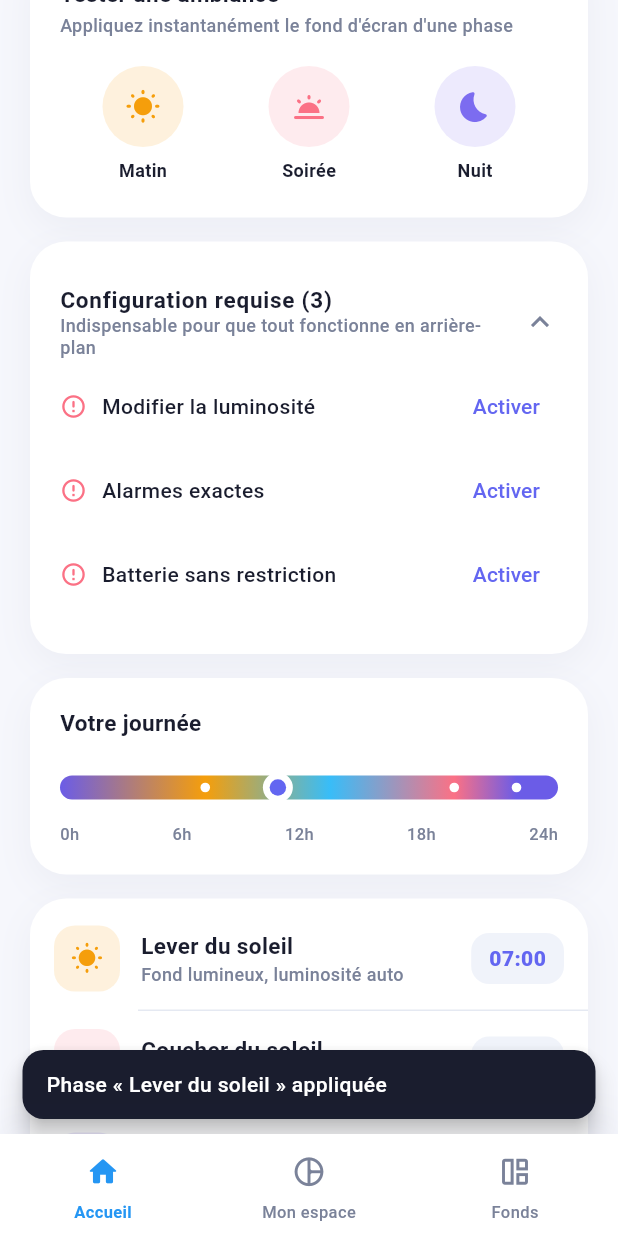
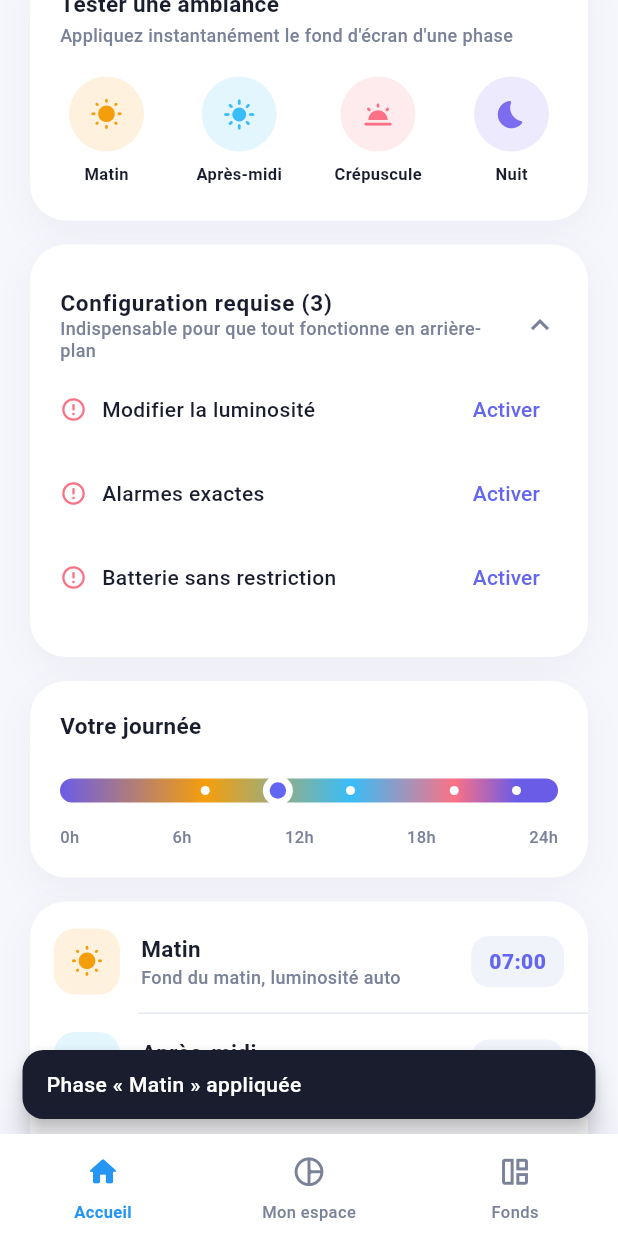
Before and after one commit to DragoneI/Healthy-Screen, a Flutter app: the screen it shows after launch, scrolled down 576 dp, after a tap on "Matin", on a phone screen of 412 x 824 dp. Run offline on Flutter 3.47's test engine with Material 3 defaults, Android fonts, the phone set to English and light mode, and no system bars; our stand-ins replace flutter_svg, image_picker, permission_handler, shared_preferences, video_player.

Commit message:
Mise a jour du travail

```diff
--- a/lib/domain/schedule_config.dart
+++ b/lib/domain/schedule_config.dart
@@ -1,7 +1,8 @@
-
 class ScheduleConfig {
   final int sunriseHour;
   final int sunriseMinute;
+  final int afternoonHour;
+  final int afternoonMinute;
   final int sunsetHour;
   final int sunsetMinute;
   final int nightHour;
@@ -11,6 +12,8 @@ class ScheduleConfig {
   ScheduleConfig({
     required this.sunriseHour,
     required this.sunriseMinute,
+    this.afternoonHour = 14,
+    this.afternoonMinute = 0,
     required this.sunsetHour,
     required this.sunsetMinute,
     required this.nightHour,
@@ -22,6 +25,8 @@ class ScheduleConfig {
     return {
       'sunriseHour': sunriseHour,
       'sunriseMinute': sunriseMinute,
+      'afternoonHour': afternoonHour,
+      'afternoonMinute': afternoonMinute,
       'sunsetHour': sunsetHour,
       'sunsetMinute': sunsetMinute,
       'nightHour': nightHour,
--- a/lib/presentation/home_page.dart
+++ b/lib/presentation/home_page.dart
@@ -1,3 +1,11 @@
+import 'dart:async';
+import 'dart:math' as math;
+
+import 'package:flutter/material.dart';
+import 'package:flutter/services.dart';
+import 'package:flutter_svg/flutter_svg.dart';
+import 'package:permission_handler/permission_handler.dart';
+import 'package:shared_preferences/shared_preferences.dart';
 import 'dart:async';
 import 'dart:math' as math;
 
@@ -35,6 +43,7 @@ class _HomePageState extends State<HomePage> with WidgetsBindingObserver {
   DateTime _now = DateTime.now();
 
   TimeOfDay _sunrise = const TimeOfDay(hour: 7, minute: 0);
+  TimeOfDay _afternoon = const TimeOfDay(hour: 13, minute: 0);
   TimeOfDay _sunset = const TimeOfDay(hour: 19, minute: 0);
   TimeOfDay _night = const TimeOfDay(hour: 22, minute: 0);
   double _brightness = 50;
@@ -90,6 +99,10 @@ class _HomePageState extends State<HomePage> with WidgetsBindingObserver {
         hour: p.getInt('sunrise_hour') ?? 7,
         minute: p.getInt('sunrise_minute') ?? 0,
       );
+      _afternoon = TimeOfDay(
+        hour: p.getInt('afternoon_hour') ?? 14,
+        minute: p.getInt('afternoon_minute') ?? 0,
+      );
       _sunset = TimeOfDay(
         hour: p.getInt('sunset_hour') ?? 19,
         minute: p.getInt('sunset_minute') ?? 0,
@@ -112,6 +125,8 @@ class _HomePageState extends State<HomePage> with WidgetsBindingObserver {
     if (p == null) return;
     await p.setInt('sunrise_hour', _sunrise.hour);
     await p.setInt('sunrise_minute', _sunrise.minute);
+    await p.setInt('afternoon_hour', _afternoon.hour);
+    await p.setInt('afternoon_minute', _afternoon.minute);
     await p.setInt('sunset_hour', _sunset.hour);
     await p.setInt('sunset_minute', _sunset.minute);
     await p.setInt('night_hour', _night.hour);
@@ -168,6 +183,7 @@ class _HomePageState extends State<HomePage> with WidgetsBindingObserver {
   Future<void> _pickTime(String which) async {
     final current = switch (which) {
       'sunrise' => _sunrise,
+      'afternoon' => _afternoon,
       'sunset' => _sunset,
       _ => _night,
     };
@@ -187,14 +203,16 @@ class _HomePageState extends State<HomePage> with WidgetsBindingObserver {
     if (picked == null || !mounted) return;
 
     final sr = which == 'sunrise' ? picked : _sunrise;
+    final af = which == 'afternoon' ? picked : _afternoon;
     final ss = which == 'sunset' ? picked : _sunset;
     final nt = which == 'night' ? picked : _night;
-    if (!(_min(sr) < _min(ss) && _min(ss) < _min(nt))) {
-      showToast(context, 'Ordre attendu : lever → coucher → nuit');
+    if (!(_min(sr) < _min(af) && _min(af) < _min(ss) && _min(ss) < _min(nt))) {
+      showToast(context, 'Ordre attendu : matin → après-midi → crépuscule → nuit');
       return;
     }
     setState(() {
       _sunrise = sr;
+      _afternoon = af;
       _sunset = ss;
       _night = nt;
     });
@@ -279,6 +297,7 @@ class _HomePageState extends State<HomePage> with WidgetsBindingObserver {
   _Phase get _phase {
     final n = _now.hour * 60 + _now.minute;
     final sr = _min(_sunrise);
+    final af = _min(_afternoon);
     final ss = _min(_sunset);
     final nt = _min(_night);
 
@@ -286,7 +305,7 @@ class _HomePageState extends State<HomePage> with WidgetsBindingObserver {
       final nightSpan = ((1440 - nt) + sr).clamp(1, 1440);
       final elapsed = n >= nt ? (n - nt) : ((1440 - nt) + n);
       return _Phase(
-        'Nuit profonde',
+        'Nuit',
         'Écran apaisé pour préparer le sommeil',
         Icons.bedtime_rounded,
         AppC.night,
@@ -296,16 +315,26 @@ class _HomePageState extends State<HomePage> with WidgetsBindingObserver {
     if (n >= ss) {
       final span = (nt - ss).clamp(1, 1440);
       return _Phase(
-        'Soirée douce',
-        'Transition en douceur vers la nuit',
+        'Crépuscule',
+        'Transition douce vers la nuit',
         Icons.wb_twilight_rounded,
         AppC.dusk,
         ((n - ss) / span).clamp(0.08, 1.0),
       );
     }
-    final span = (ss - sr).clamp(1, 1440);
+    if (n >= af) {
+      final span = (ss - af).clamp(1, 1440);
+      return _Phase(
+        'Après-midi',
+        'Lumière équilibrée de l\'après-midi',
+        Icons.light_mode_rounded,
+        const Color(0xFF38BDF8),
+        ((n - af) / span).clamp(0.08, 1.0),
+      );
+    }
+    final span = (af - sr).clamp(1, 1440);
     return _Phase(
-      'Journée lumineuse',
+      'Matin',
       'Écran à pleine énergie',
       Icons.wb_sunny_rounded,
       AppC.sun,
@@ -315,9 +344,10 @@ class _HomePageState extends State<HomePage> with WidgetsBindingObserver {
 
   (String, DateTime) get _next {
     final list = <(String, DateTime)>[
-      ('Lever du soleil', _nextOccurrence(_sunrise)),
-      ('Coucher du soleil', _nextOccurrence(_sunset)),
-      ('Nuit profonde', _nextOccurrence(_night)),
+      ('Matin', _nextOccurrence(_sunrise)),
+      ('Après-midi', _nextOccurrence(_afternoon)),
+      ('Crépuscule', _nextOccurrence(_sunset)),
+      ('Nuit', _nextOccurrence(_night)),
     ]..sort((a, b) => a.$2.compareTo(b.$2));
     return list.first;
   }
@@ -334,13 +364,6 @@ class _HomePageState extends State<HomePage> with WidgetsBindingObserver {
     final d = DateTime.fromMillisecondsSinceEpoch(_pauseUntil);
     final tomorrow = d.day != _now.day;
     return 'Jusqu\'à ${tomorrow ? 'demain ' : ''}${hhmm(d.hour, d.minute)}';
-  }
-
-  String get _greeting {
-    final h = _now.hour;
-    if (h < 12) return 'Bonjour';
-    if (h < 18) return 'Bon après-midi';
-    return 'Bonsoir';
   }
 
   // ───────────── UI ─────────────
@@ -376,7 +399,7 @@ class _HomePageState extends State<HomePage> with WidgetsBindingObserver {
     );
   }
 
- Widget _buildTopHeroHeader() {
+  Widget _buildTopHeroHeader() {
     final phase = _phase;
     final accent = _paused ? AppC.muted : phase.color;
     final next = _next;
@@ -394,9 +417,8 @@ class _HomePageState extends State<HomePage> with WidgetsBindingObserver {
     final topRightIcon = isNight
         ? Icons.bedtime_rounded
         : (isEvening ? Icons.wb_twilight_rounded : Icons.wb_sunny_rounded);
-    final topRightColor = isNight
-        ? AppC.night
-        : (isEvening ? AppC.dusk : AppC.sun);
+    final topRightColor =
+        isNight ? AppC.night : (isEvening ? AppC.dusk : AppC.sun);
 
     return Container(
       decoration: BoxDecoration(
@@ -418,17 +440,17 @@ class _HomePageState extends State<HomePage> with WidgetsBindingObserver {
                 children: [
                   Expanded(
                     child: Transform.translate(
-                      offset: const Offset(-19, 0), // ← Change -4 en -8 ou -10 (plus le chiffre négatif est grand, plus il va à gauche)
+                      offset: const Offset(-6, 0),
                       child: Align(
                         alignment: Alignment.centerLeft,
                         child: SvgPicture.asset(
-                         'assets/icons/healthy_screen_logo.svg',
-                          height: 28,
+                          'assets/icons/healthy_screen_logo.svg',
+                          height: 36,
                           fit: BoxFit.contain,
                           alignment: Alignment.centerLeft,
                           colorFilter: const ColorFilter.mode(
-                         AppC.indigo, // ← Remplace par la couleur souhaitée (ex: AppC.indigo, Color(0xFF7B5CFA), Colors.white...)
-                          BlendMode.srcIn,
+                            AppC.indigo,
+                            BlendMode.srcIn,
                           ),
                           placeholderBuilder: (_) => Text(
                             'Healthy Screen',
@@ -441,7 +463,7 @@ class _HomePageState extends State<HomePage> with WidgetsBindingObserver {
                   const SizedBox(width: 8),
                   Container(
                     padding:
-                        const EdgeInsets.symmetric(horizontal: 12, vertical: 5),
+                        const EdgeInsets.symmetric(horizontal: 12, vertical: 7),
                     decoration: BoxDecoration(
                       color: AppC.card,
                       borderRadius: BorderRadius.circular(20),
@@ -458,13 +480,13 @@ class _HomePageState extends State<HomePage> with WidgetsBindingObserver {
                       children: [
                         Icon(
                           topRightIcon,
-                          size: 18,
+                          size: 16,
                           color: topRightColor,
                         ),
                         const SizedBox(width: 6),
                         Text(
                           topRightGreeting,
-                          style: tx(15, w: FontWeight.w700, c: AppC.ink),
+                          style: tx(12, w: FontWeight.w700, c: AppC.ink),
                         ),
                       ],
                     ),
@@ -557,7 +579,7 @@ class _HomePageState extends State<HomePage> with WidgetsBindingObserver {
     );
   }
 
-  /// Carte conseil en indigo/violet inspirée de "Personal tip" dans Envol
+  /// Carte conseil sommeil
   Widget _buildSmartTipCard() {
     final bed = (_min(_sunrise) - 450 - 15) % 1440;
     final nightStart = (bed - 60) % 1440;
@@ -659,7 +681,7 @@ class _HomePageState extends State<HomePage> with WidgetsBindingObserver {
     );
   }
 
-  /// Raccourcis circulaires rapides inspirés des icônes circulaires d'Envol
+  /// Raccourcis circulaires rapides des 4 phases
   Widget _buildQuickActions() {
     return AppCard(
       child: Column(
@@ -673,25 +695,31 @@ class _HomePageState extends State<HomePage> with WidgetsBindingObserver {
           ),
           const SizedBox(height: 16),
           Row(
-            mainAxisAlignment: MainAxisAlignment.spaceAround,
+            mainAxisAlignment: MainAxisAlignment.spaceBetween,
             children: [
               _CircleAction(
                 icon: Icons.wb_sunny_rounded,
                 label: 'Matin',
                 color: AppC.sun,
-                onTap: () => _previewPhase('sunrise', 'Lever du soleil'),
+                onTap: () => _previewPhase('dawn', 'Matin'),
+              ),
+              _CircleAction(
+                icon: Icons.light_mode_rounded,
+                label: 'Après-midi',
+                color: const Color(0xFF38BDF8),
+                onTap: () => _previewPhase('afternoon', 'Après-midi'),
               ),
               _CircleAction(
                 icon: Icons.wb_twilight_rounded,
-                label: 'Soirée',
+                label: 'Crépuscule',
                 color: AppC.dusk,
-                onTap: () => _previewPhase('sunset', 'Coucher du soleil'),
+                onTap: () => _previewPhase('dusk', 'Crépuscule'),
               ),
               _CircleAction(
                 icon: Icons.bedtime_rounded,
                 label: 'Nuit',
                 color: AppC.night,
-                onTap: () => _previewPhase('night', 'Nuit profonde'),
+                onTap: () => _previewPhase('night', 'Nuit'),
               ),
             ],
           ),
@@ -756,7 +784,13 @@ class _HomePageState extends State<HomePage> with WidgetsBindingObserver {
             height: 36,
             width: double.infinity,
             child: CustomPaint(
-              painter: _DayBarPainter(f(_sunrise), f(_sunset), f(_night), nowF),
+              painter: _DayBarPainter(
+                f(_sunrise),
+                f(_afternoon),
+                f(_sunset),
+                f(_night),
+                nowF,
+              ),
             ),
           ),
           const SizedBox(height: 6),
@@ -779,16 +813,25 @@ class _HomePageState extends State<HomePage> with WidgetsBindingObserver {
           _SlotTile(
             icon: Icons.wb_sunny_rounded,
             color: AppC.sun,
-            title: 'Lever du soleil',
-            subtitle: 'Fond lumineux, luminosité auto',
+            title: 'Matin',
+            subtitle: 'Fond du matin, luminosité auto',
             time: hhmm(_sunrise.hour, _sunrise.minute),
             onTap: () => _pickTime('sunrise'),
           ),
           const Divider(height: 1, color: AppC.stroke, indent: 72),
           _SlotTile(
+            icon: Icons.light_mode_rounded,
+            color: const Color(0xFF38BDF8),
+            title: 'Après-midi',
+            subtitle: 'Fond de l\'après-midi',
+            time: hhmm(_afternoon.hour, _afternoon.minute),
+            onTap: () => _pickTime('afternoon'),
+          ),
+          const Divider(height: 1, color: AppC.stroke, indent: 72),
+          _SlotTile(
             icon: Icons.wb_twilight_rounded,
             color: AppC.dusk,
-            title: 'Coucher du soleil',
+            title: 'Crépuscule',
             subtitle: 'Tons chauds, transition douce',
             time: hhmm(_sunset.hour, _sunset.minute),
             onTap: () => _pickTime('sunset'),
@@ -797,7 +840,7 @@ class _HomePageState extends State<HomePage> with WidgetsBindingObserver {
           _SlotTile(
             icon: Icons.bedtime_rounded,
             color: AppC.night,
-            title: 'Nuit profonde',
+            title: 'Nuit',
             subtitle: 'Fond sombre, basse luminosité',
             time: hhmm(_night.hour, _night.minute),
             onTap: () => _pickTime('night'),
@@ -843,7 +886,7 @@ class _HomePageState extends State<HomePage> with WidgetsBindingObserver {
               onChangeEnd: (_) {
                 HapticFeedback.selectionClick();
                 _persist();
-                if (_phase.label != 'Nuit profonde') {
+                if (_phase.label != 'Nuit') {
                   _restoreTimer?.cancel();
                   _restoreTimer = Timer(
                     const Duration(milliseconds: 1500),
@@ -878,20 +921,20 @@ class _CircleAction extends StatelessWidget {
         onTap: onTap,
         borderRadius: BorderRadius.circular(18),
         child: Padding(
-          padding: const EdgeInsets.symmetric(horizontal: 8, vertical: 4),
+          padding: const EdgeInsets.symmetric(horizontal: 6, vertical: 4),
           child: Column(
             children: [
               Container(
-                width: 54,
-                height: 54,
+                width: 50,
+                height: 50,
                 decoration: BoxDecoration(
                   shape: BoxShape.circle,
                   color: withA(color, 0.14),
                 ),
-                child: Icon(icon, color: color, size: 24),
+                child: Icon(icon, color: color, size: 22),
               ),
               const SizedBox(height: 8),
-              Text(label, style: tx(12, w: FontWeight.w600, c: AppC.ink)),
+              Text(label, style: tx(11, w: FontWeight.w600, c: AppC.ink)),
             ],
           ),
         ),
@@ -1042,8 +1085,8 @@ class _RhythmRingPainter extends CustomPainter {
 }
 
 class _DayBarPainter extends CustomPainter {
-  _DayBarPainter(this.sr, this.ss, this.nt, this.now);
-  final double sr, ss, nt, now;
+  _DayBarPainter(this.sr, this.af, this.ss, this.nt, this.now);
+  final double sr, af, ss, nt, now;
 
   @override
   void paint(Canvas canvas, Size size) {
@@ -1061,13 +1104,13 @@ class _DayBarPainter extends CustomPainter {
         Color(0xFF6B5CE7),
         Color(0xFF6B5CE7),
       ],
-      stops: [0, sr, (sr + ss) / 2, ss, nt, 1],
+      stops: [0, sr, af, ss, nt, 1],
     ).createShader(Rect.fromLTWH(0, 0, size.width, 1));
     canvas.drawRRect(bar, Paint()..shader = shader);
 
     final tick = Paint()..color = Colors.white;
-    for (final f in [sr, ss, nt]) {
-      canvas.drawCircle(Offset(f * size.width, y), 3.2, tick);
+    for (final f in [sr, af, ss, nt]) {
+      canvas.drawCircle(Offset(f * size.width, y), 3.0, tick);
     }
 
     final x = (now * size.width).clamp(9.0, size.width - 9.0);
@@ -1077,5 +1120,9 @@ class _DayBarPainter extends CustomPainter {
 
   @override
   bool shouldRepaint(covariant _DayBarPainter old) =>
-      old.sr != sr || old.ss != ss || old.nt != nt || old.now != now;
+      old.sr != sr ||
+      old.af != af ||
+      old.ss != ss ||
+      old.nt != nt ||
+      old.now != now;
 }
```
Also changed, not shown: lib/presentation/wallpapers_page.dart (+7 -4 lines), 6 other files.
